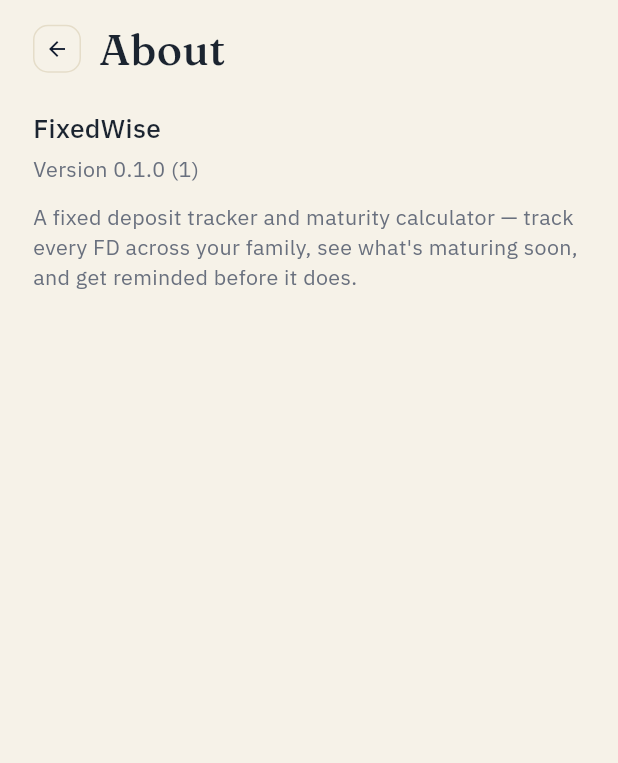
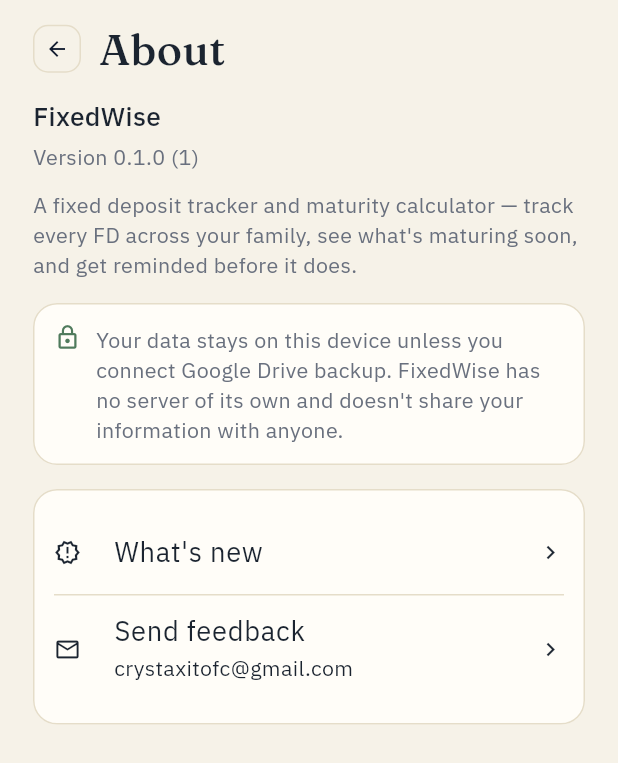
Before and after one commit to SarveshP16/FixedWise, a Flutter app: the AboutScreen screen opened by its route, on a phone screen of 412 x 824 dp. Shown: the top 763 px of the screen. Run offline on Flutter 3.47's test engine with Material 3 defaults, Android fonts, the light colour scheme and no system bars; our stand-ins replace file_picker, flutter_local_notifications, flutter_riverpod, flutter_secure_storage, flutter_timezone, go_router and 8 more; accounts and stored records are empty.

Commit message:
Expand About: privacy note, send feedback, What's new
- Privacy note card: data stays local unless Google Drive backup is
  connected — relevant now that the app touches a Google account and
  real financial data.
- "Send feedback" opens a mailto: to the developer's own email, so
  anyone using the app (e.g. a family member added as a Holder) has a
  way to reach them. Needed a mailto <queries> entry in
  AndroidManifest.xml (Android 11+ package-visibility, same class of fix
  Pulse needed for its Ko-fi link).
- "What's new" screen with user-facing release highlights
  (lib/features/profile/data/whats_new.dart) — deliberately separate
  from CHANGELOG.md, which is written for a developer audience and isn't
  fit to show an end user directly.

```diff
--- a/lib/core/router/app_router.dart
+++ b/lib/core/router/app_router.dart
@@ -10,6 +10,7 @@
 import '../../features/holders/presentation/screens/holders_screen.dart';
 import '../../features/profile/presentation/screens/about_screen.dart';
 import '../../features/profile/presentation/screens/profile_screen.dart';
+import '../../features/profile/presentation/screens/whats_new_screen.dart';
 import 'app_shell.dart';
 
 /// App-wide route table. A [StatefulShellRoute] gives each bottom-nav tab
@@ -55,6 +56,7 @@
       ),
       GoRoute(path: '/holders', builder: (context, state) => const HoldersScreen()),
       GoRoute(path: '/about', builder: (context, state) => const AboutScreen()),
+      GoRoute(path: '/whats-new', builder: (context, state) => const WhatsNewScreen()),
     ],
   );
 });
--- /dev/null
+++ b/lib/features/profile/data/whats_new.dart
@@ -0,0 +1,18 @@
+import '../domain/whats_new_entry.dart';
+
+/// Newest first. See [WhatsNewEntry]'s doc comment for how this differs
+/// from `CHANGELOG.md`.
+const whatsNewEntries = [
+  WhatsNewEntry(
+    version: '0.1.0',
+    date: 'September 2026',
+    highlights: [
+      'Track every Fixed Deposit across your family in one place',
+      "See what's maturing soon on a visual maturity ladder",
+      'Get reminded before each FD matures',
+      'Built-in interest & maturity calculator — cumulative or payout',
+      'Local backup, plus optional Google Drive backup with weekly/monthly auto-backup',
+      'App lock (PIN or biometric) to keep your financial data private',
+    ],
+  ),
+];
--- a/lib/features/profile/presentation/screens/about_screen.dart
+++ b/lib/features/profile/presentation/screens/about_screen.dart
@@ -1,13 +1,31 @@
 import 'package:flutter/material.dart';
 import 'package:flutter_riverpod/flutter_riverpod.dart';
 import 'package:go_router/go_router.dart';
+import 'package:url_launcher/url_launcher.dart';
 
+import '../../../../core/theme/app_colors.dart';
 import '../../../../core/theme/app_typography.dart';
 import '../../../../core/widgets/bordered_icon_button.dart';
+import '../../../../core/widgets/fixedwise_card.dart';
 import '../../application/settings_providers.dart';
+
+/// The email feedback/bug reports go to — this is the developer's own
+/// personal app; feedback from anyone using it (e.g. a family member
+/// added as a Holder) should reach the person who built it.
+const _feedbackEmail = 'crystaxitofc@gmail.com';
 
 class AboutScreen extends ConsumerWidget {
   const AboutScreen({super.key});
+
+  Future<void> _sendFeedback(BuildContext context) async {
+    final uri = Uri(scheme: 'mailto', path: _feedbackEmail, queryParameters: {'subject': 'FixedWise feedback'});
+    final launched = await launchUrl(uri);
+    if (!launched && context.mounted) {
+      ScaffoldMessenger.of(context)
+        ..removeCurrentSnackBar()
+        ..showSnackBar(SnackBar(content: Text('No mail app found — email $_feedbackEmail directly')));
+    }
+  }
 
   @override
   Widget build(BuildContext context, WidgetRef ref) {
@@ -15,24 +33,17 @@
 
     return Scaffold(
       body: SafeArea(
-        child: Column(
-          crossAxisAlignment: CrossAxisAlignment.start,
+        child: ListView(
+          padding: const EdgeInsets.fromLTRB(22, 16, 22, 24),
           children: [
-            Padding(
-              padding: const EdgeInsets.fromLTRB(22, 16, 22, 8),
-              child: Row(
+            Row(
               children: [
                 BorderedIconButton(icon: Icons.arrow_back, size: 32, onTap: () => context.pop()),
                 const SizedBox(width: 12),
                 Text('About', style: AppTypography.screenTitle),
               ],
             ),
-            ),
-            Padding(
-              padding: const EdgeInsets.fromLTRB(22, 16, 22, 0),
-              child: Column(
-                crossAxisAlignment: CrossAxisAlignment.start,
-                children: [
+            const SizedBox(height: 16),
             Text('FixedWise', style: AppTypography.bankName),
             const SizedBox(height: 4),
             packageInfo.when(
@@ -43,8 +54,46 @@
             const SizedBox(height: 12),
             Text(
               'A fixed deposit tracker and maturity calculator — track every FD across your family, '
-                    'see what\'s maturing soon, and get reminded before it does.',
+              "see what's maturing soon, and get reminded before it does.",
               style: AppTypography.dateLine,
+            ),
+            const SizedBox(height: 16),
+            FixedwiseCard(
+              padding: const EdgeInsets.all(14),
+              child: Row(
+                crossAxisAlignment: CrossAxisAlignment.start,
+                children: [
+                  const Icon(Icons.lock_outline, size: 18, color: AppColors.sage),
+                  const SizedBox(width: 10),
+                  Expanded(
+                    child: Text(
+                      'Your data stays on this device unless you connect Google Drive backup. '
+                      "FixedWise has no server of its own and doesn't share your information with anyone.",
+                      style: AppTypography.dateLine,
+                    ),
+                  ),
+                ],
+              ),
+            ),
+            const SizedBox(height: 16),
+            FixedwiseCard(
+              child: Column(
+                children: [
+                  ListTile(
+                    contentPadding: EdgeInsets.zero,
+                    leading: const Icon(Icons.new_releases_outlined),
+                    title: const Text("What's new"),
+                    trailing: const Icon(Icons.chevron_right),
+                    onTap: () => context.push('/whats-new'),
+                  ),
+                  const Divider(height: 1),
+                  ListTile(
+                    contentPadding: EdgeInsets.zero,
+                    leading: const Icon(Icons.mail_outline),
+                    title: const Text('Send feedback'),
+                    subtitle: const Text(_feedbackEmail),
+                    trailing: const Icon(Icons.chevron_right),
+                    onTap: () => _sendFeedback(context),
                   ),
                 ],
               ),
--- a/pubspec.yaml
+++ b/pubspec.yaml
@@ -54,6 +54,7 @@
   flutter_secure_storage: ^11.0.0
   local_auth: ^3.0.2
   crypto: ^3.0.7
+  url_launcher: ^6.3.2
 
 dev_dependencies:
   flutter_test:
```
Also changed, not shown: lib/features/profile/domain/whats_new_entry.dart (added, +16 -0 lines), lib/features/profile/presentation/screens/whats_new_screen.dart (added, +79 -0 lines), pubspec.lock, 2 other files. Lines whose indentation alone changed are shown as unchanged.
